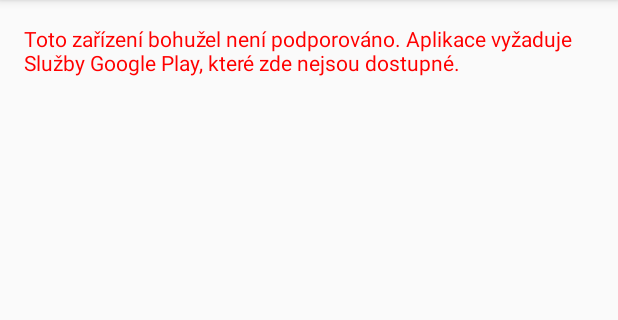
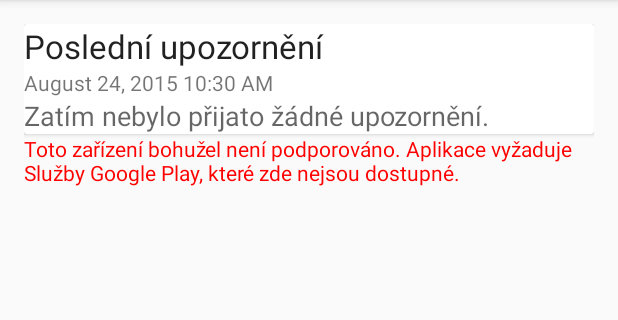
Before and after one commit to zdenda/kaktus-dobijecka, an Android app: the screen it shows after launch (MainActivity), on a phone screen of 412 x 824 dp, the part 84-404 px from its top. Run offline under Robolectric (Android 15) with nearby library versions, the phone set to English and light mode, and no system bars; pictures from the network do not load; 1 statement that could not run was skipped.

Commit message:
add a last notification card to the MainActivity
The last notification is displayed in the MainActivity. So the user can see it even though he has dismissed the notification.

```diff
--- a/app/build.gradle
+++ b/app/build.gradle
@@ -7,8 +7,8 @@ android {
         applicationId "eu.zkkn.android.kaktus"
         minSdkVersion 11
         targetSdkVersion 23
-        versionCode 4
-        versionName '0.1.1'
+        versionCode 5
+        versionName '0.2.0'
     }
     buildTypes {
         debug {
@@ -27,5 +27,6 @@ dependencies {
     compile fileTree(dir: 'libs', include: ['*.jar'])
     compile 'com.android.support:appcompat-v7:23.0.0'
     compile 'com.google.android.gms:play-services-gcm:7.8.0'
+    compile 'com.android.support:cardview-v7:23.0.0'
     compile project(path: ':backend', configuration: 'android-endpoints')
 }
--- /dev/null
+++ b/app/src/main/java/eu/zkkn/android/kaktus/Helper.java
@@ -0,0 +1,27 @@
+package eu.zkkn.android.kaktus;
+
+import android.content.Context;
+import android.support.annotation.NonNull;
+import android.text.format.DateFormat;
+
+import java.util.Date;
+
+/**
+ * Collection of useful methods
+ */
+public class Helper {
+
+    /**
+     * Formats the date as a string with date and time. It respect the localization of device.
+     *
+     * @param context the application context
+     * @param date    the date to format
+     * @return the formatted string
+     */
+    @NonNull
+    public static String formatDate(Context context, Date date) {
+        return DateFormat.getLongDateFormat(context).format(date)
+                + " " + DateFormat.getTimeFormat(context).format(date);
+    }
+
+}
--- /dev/null
+++ b/app/src/main/java/eu/zkkn/android/kaktus/LastNotification.java
@@ -0,0 +1,35 @@
+package eu.zkkn.android.kaktus;
+
+import android.content.Context;
+import android.support.annotation.Nullable;
+
+import java.util.Date;
+
+/**
+ *
+ */
+public class LastNotification {
+
+    public static class Notification {
+
+        public Date date;
+        public String text;
+
+        public Notification(Date date, String text) {
+            this.date = date;
+            this.text = text;
+        }
+
+    }
+
+    public static void save(Context context, Notification notification) {
+        Preferences.setLastNotification(context, notification);
+    }
+
+
+    @Nullable
+    public static Notification load(Context context) {
+        return Preferences.getLastNotification(context);
+    }
+
+}
--- a/app/src/main/java/eu/zkkn/android/kaktus/MainActivity.java
+++ b/app/src/main/java/eu/zkkn/android/kaktus/MainActivity.java
@@ -17,11 +17,17 @@ import android.widget.TextView;
 import com.google.android.gms.common.ConnectionResult;
 import com.google.android.gms.common.GooglePlayServicesUtil;
 
+import java.util.Date;
+
 
 public class MainActivity extends AppCompatActivity {
 
     private BroadcastReceiver mGcmRegistrationBroadcastReceiver;
+    private BroadcastReceiver mGcmMessageBroadcastReceiver;
     private TextView mTvStatus;
+    private TextView mTvLastNotificationDate;
+    private TextView mTvLastNotificationText;
+
 
     @Override
     protected void onCreate(Bundle savedInstanceState) {
@@ -45,12 +51,27 @@ public class MainActivity extends AppCompatActivity {
             mTvStatus.setText(R.string.status_missing_google_play_services);
         }
 
+        // Last notification
+        LastNotification.Notification notification = LastNotification.load(this);
+        mTvLastNotificationDate = (TextView) findViewById(R.id.tv_lastNotificationDate);
+        mTvLastNotificationText = (TextView) findViewById(R.id.tv_lastNotificationText);
+        registerGcmMessageReceiver();
+
+        if (notification != null) {
+            mTvLastNotificationDate.setText(Helper.formatDate(this, notification.date));
+            mTvLastNotificationText.setText(notification.text);
+        } else {
+            mTvLastNotificationDate.setText(Helper.formatDate(this, new Date()));
+            mTvLastNotificationText.setText(R.string.lastNotification_none);
+        }
+
     }
 
     @Override
     protected void onDestroy() {
         super.onDestroy();
         unRegisterGcmRegistrationReceiver();
+        unregisterGcmMessageReceiver();
     }
 
     @Override
@@ -95,6 +116,25 @@ public class MainActivity extends AppCompatActivity {
         LocalBroadcastManager.getInstance(this).unregisterReceiver(mGcmRegistrationBroadcastReceiver);
     }
 
+    private void registerGcmMessageReceiver() {
+        mGcmMessageBroadcastReceiver = new BroadcastReceiver() {
+            @Override
+            public void onReceive(Context context, Intent intent) {
+                LastNotification.Notification notification = LastNotification.load(context);
+                if (notification != null) {
+                    mTvLastNotificationDate.setText(Helper.formatDate(context, notification.date));
+                    mTvLastNotificationText.setText(notification.text);
+                }
+            }
+        };
+        LocalBroadcastManager.getInstance(this).registerReceiver(mGcmMessageBroadcastReceiver,
+                new IntentFilter(MyGcmListenerService.GCM_MESSAGE_RECEIVED));
+    }
+
+    private void unregisterGcmMessageReceiver() {
+        LocalBroadcastManager.getInstance(this).unregisterReceiver(mGcmMessageBroadcastReceiver);
+    }
+
     /**
      * Check the device to make sure it has the Google Play Services APK. If
      * it doesn't, display a dialog that allows users to download the APK from
--- a/app/src/main/java/eu/zkkn/android/kaktus/MyGcmListenerService.java
+++ b/app/src/main/java/eu/zkkn/android/kaktus/MyGcmListenerService.java
@@ -7,19 +7,29 @@ import android.content.Intent;
 import android.net.Uri;
 import android.os.Bundle;
 import android.support.v4.app.NotificationCompat;
+import android.support.v4.content.LocalBroadcastManager;
 import android.util.Log;
 
 import com.google.android.gms.gcm.GcmListenerService;
 
+import java.util.Date;
+
 public class MyGcmListenerService extends GcmListenerService {
 
     private static final int NOTIFICATION_ID = 1;
+
+    public static final String GCM_MESSAGE_RECEIVED = "gcmMessageReceived";
 
     @Override
     public void onMessageReceived(String from, Bundle data) {
         super.onMessageReceived(from, data);
         String message = data.getString("message");
         Log.d(Config.TAG, "From: " + from + ", Message: " + message);
+        // save it as the last notification
+        Preferences.setLastNotification(this,
+                new LastNotification.Notification(new Date(), message));
+        // Notify UI that a new GCM message was received.
+        LocalBroadcastManager.getInstance(this).sendBroadcast(new Intent(GCM_MESSAGE_RECEIVED));
         showNotification(message);
     }
 
--- a/app/src/main/java/eu/zkkn/android/kaktus/Preferences.java
+++ b/app/src/main/java/eu/zkkn/android/kaktus/Preferences.java
@@ -3,6 +3,11 @@ package eu.zkkn.android.kaktus;
 import android.content.Context;
 import android.content.SharedPreferences;
 import android.preference.PreferenceManager;
+import android.text.TextUtils;
+
+import java.util.Date;
+
+import eu.zkkn.android.kaktus.LastNotification.Notification;
 
 /**
  * App settings
@@ -23,6 +28,16 @@ public class Preferences {
      * App version when GCM token was retrieved
      */
     private static final String PREF_KEY_GCM_APP_VERSION = "gcmAppVersion";
+
+    /**
+     * Time when was the last notification received
+     */
+    private static final String PREF_KEY_LAST_NOTIFICATION_DATE = "lastNotificationDate";
+
+    /**
+     * Text of the last received notification
+     */
+    private static final String PREF_KEY_LAST_NOTIFICATION_TEXT = "lastNotificationText";
 
 
     private static SharedPreferences sPreferences;
@@ -58,4 +73,20 @@ public class Preferences {
         return getPref(context).getInt(PREF_KEY_GCM_APP_VERSION, 0);
     }
 
+    public static void setLastNotification(Context context, Notification notification) {
+        getPref(context).edit().putLong(PREF_KEY_LAST_NOTIFICATION_DATE, notification.date.getTime())
+                .putString(PREF_KEY_LAST_NOTIFICATION_TEXT, notification.text).commit();
+    }
+
+    public static Notification getLastNotification(Context context) {
+        SharedPreferences preferences = getPref(context);
+        Long unixTimeMs = preferences.getLong(PREF_KEY_LAST_NOTIFICATION_DATE, 0);
+        String text = preferences.getString(PREF_KEY_LAST_NOTIFICATION_TEXT, null);
+
+        // if there's no last notification
+        if (unixTimeMs == 0 || TextUtils.isEmpty(text)) return null;
+
+        return new Notification(new Date(unixTimeMs), text);
+    }
+
 }
--- a/app/src/main/res/layout/activity_main.xml
+++ b/app/src/main/res/layout/activity_main.xml
@@ -1,12 +1,63 @@
-<RelativeLayout xmlns:android="http://schemas.android.com/apk/res/android"
-    xmlns:tools="http://schemas.android.com/tools" android:layout_width="match_parent"
-    android:layout_height="match_parent" android:paddingLeft="@dimen/activity_horizontal_margin"
-    android:paddingRight="@dimen/activity_horizontal_margin"
-    android:paddingTop="@dimen/activity_vertical_margin"
-    android:paddingBottom="@dimen/activity_vertical_margin" tools:context=".MainActivity">
+<FrameLayout xmlns:android="http://schemas.android.com/apk/res/android"
+    xmlns:tools="http://schemas.android.com/tools"
+    android:layout_width="match_parent"
+    android:layout_height="match_parent"
+    tools:context=".MainActivity">
 
-    <TextView android:text="" android:layout_width="wrap_content"
-        android:layout_height="wrap_content"
-        android:id="@+id/tv_status" />
+    <ScrollView
+        android:layout_width="match_parent"
+        android:layout_height="wrap_content">
 
-</RelativeLayout>
+        <LinearLayout
+            android:layout_width="match_parent"
+            android:layout_height="wrap_content"
+            android:orientation="vertical"
+            android:paddingBottom="@dimen/activity_vertical_margin"
+            android:paddingLeft="@dimen/activity_horizontal_margin"
+            android:paddingRight="@dimen/activity_horizontal_margin"
+            android:paddingTop="@dimen/activity_vertical_margin">
+
+            <android.support.v7.widget.CardView
+                android:layout_width="match_parent"
+                android:layout_height="wrap_content">
+
+                <LinearLayout
+                    android:layout_width="match_parent"
+                    android:layout_height="wrap_content"
+                    android:orientation="vertical">
+
+                    <TextView
+                        android:layout_width="match_parent"
+                        android:layout_height="wrap_content"
+                        android:text="@string/lastNotification_header"
+                        android:textAppearance="?android:attr/textAppearanceLarge" />
+
+                    <TextView
+                        android:id="@+id/tv_lastNotificationDate"
+                        android:layout_width="match_parent"
+                        android:layout_height="wrap_content"
+                        android:text=""
+                        android:textAppearance="?android:attr/textAppearanceSmall" />
+
+                    <TextView
+                        android:id="@+id/tv_lastNotificationText"
+                        android:layout_width="match_parent"
+                        android:layout_height="wrap_content"
+                        android:text=""
+                        android:textAppearance="?android:attr/textAppearanceMedium" />
+
+                </LinearLayout>
+
+            </android.support.v7.widget.CardView>
+
+            <TextView
+                android:id="@+id/tv_status"
+                android:layout_width="match_parent"
+                android:layout_height="wrap_content"
+                android:text="" />
+
+        </LinearLayout>
+
+    </ScrollView>
+
+</FrameLayout>
--- a/app/src/main/res/values/strings.xml
+++ b/app/src/main/res/values/strings.xml
@@ -1,11 +1,14 @@
 <resources>
     <string name="app_name">Kaktus Dobíječka</string>
 
-    <string name="action_settings">Settings</string>
+    <string name="action_settings">Nastavení</string>
+
+    <string name="lastNotification_header">Poslední upozornění</string>
+    <string name="lastNotification_none">Zatím nebylo přijato žádné upozornění.</string>
 
     <string name="status_missing_google_play_services">Toto zařízení bohužel není podporováno. Aplikace vyžaduje Služby Google Play, které zde nejsou dostupné.</string>
     <string name="status_gcm_registered">Příjem upozornění na Kaktus dobíječku je aktivní.</string>
-    <string name="status_gcm_registration_in_progress">Probíhá přihlášení k odběru upozornění na Kaktus dobíječku ...</string>
+    <string name="status_gcm_registration_in_progress">Probíhá přihlášení k odběru upozornění na Kaktus dobíječku …</string>
     <string name="status_gcm_registration_error">Registrace pro příjem upozornení se nezdařila. Zkuste to za chvíli znovu.</string>
 
 </resources>
```
Also changed, not shown: 1 other file.
